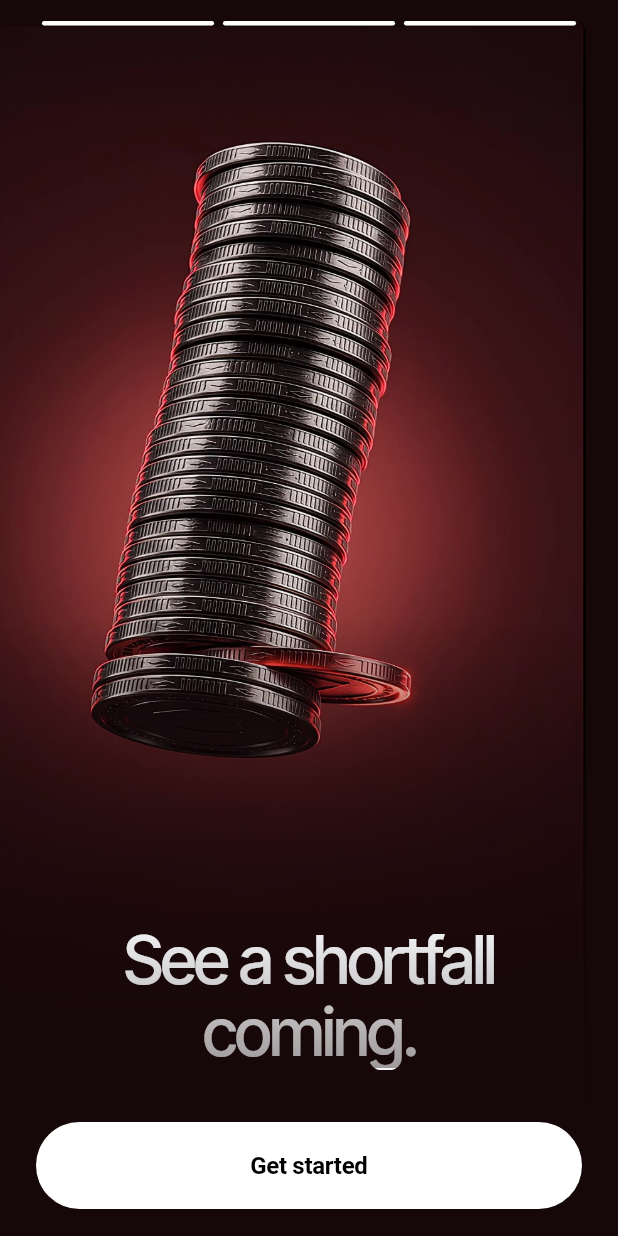
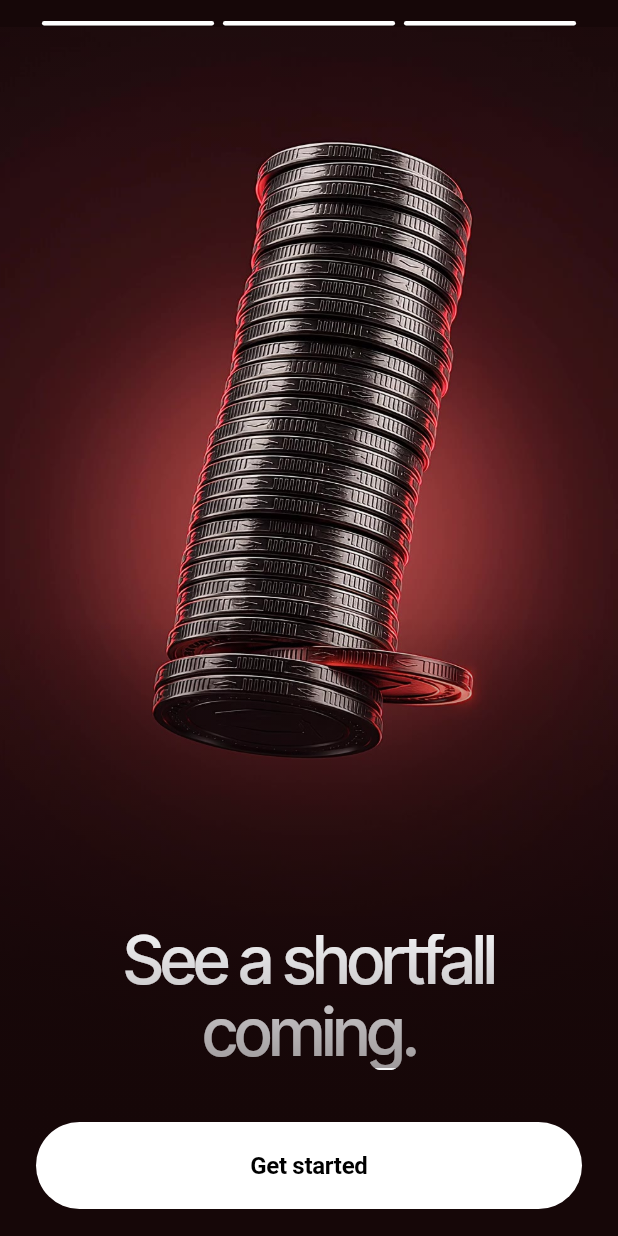
Before and after one commit to mustaphi-dev/subscription-tracker, a Flutter app: the screen it shows after launch, swiped to page 3, on a phone screen of 412 x 824 dp. Run offline on Flutter 3.47's test engine with Material 3 defaults, Android fonts, the phone set to English and light mode, and no system bars; our stand-ins replace app_links, cached_network_image, firebase_core, firebase_messaging, fl_chart, flutter_animate and 9 more; missing offline and left inert: home_widget, liquid_glass_renderer; accounts and stored records are empty.

Commit message:
Blender-made app icon, splash mark and launch images
Replace the generated icon art with a chrome Möbius band modelled and
rendered in Blender (Cycles): one surface with no end, for a renewal that
repeats until you stop it, with violet light running along its channel.

- iOS AppIcon set and LaunchImage regenerated from the 1024 render
- Android legacy icons, plus adaptive foreground (band only) and a new
  gradient background layer instead of a flat colour
- assets/brand/icon.webp and mark.webp (real alpha) for the in-app logo
  and splash
- shortfalls page no longer offsets its render sideways

The onboarding loops are still being re-rendered in Blender and follow
in the next commit.

Co-Authored-By: Claude Opus 5.5 <noreply@anthropic.com>
Claude-Session: https://claude.ai/code/session_01VYkeWVfcZQJSLi1qfgDhYQ

```diff
--- a/lib/onboarding.dart
+++ b/lib/onboarding.dart
@@ -204,7 +204,7 @@ class _Page {
 const _pagesData = [
   _Page('renewals', 'Every renewal,\nbefore it hits.', Color(0xFF0B0A15)),
   _Page('trials', 'Trials end on\nyour terms.', Color(0xFF1E0A07)),
-  _Page('shortfalls', 'See a shortfall\ncoming.', Color(0xFF160708), dx: -0.1),
+  _Page('shortfalls', 'See a shortfall\ncoming.', Color(0xFF160708)),
 ];
 
 class OnboardingScreen extends StatefulWidget {
```
Also changed, not shown: assets/brand/icon.webp, assets/brand/mark.webp, 39 other files.
